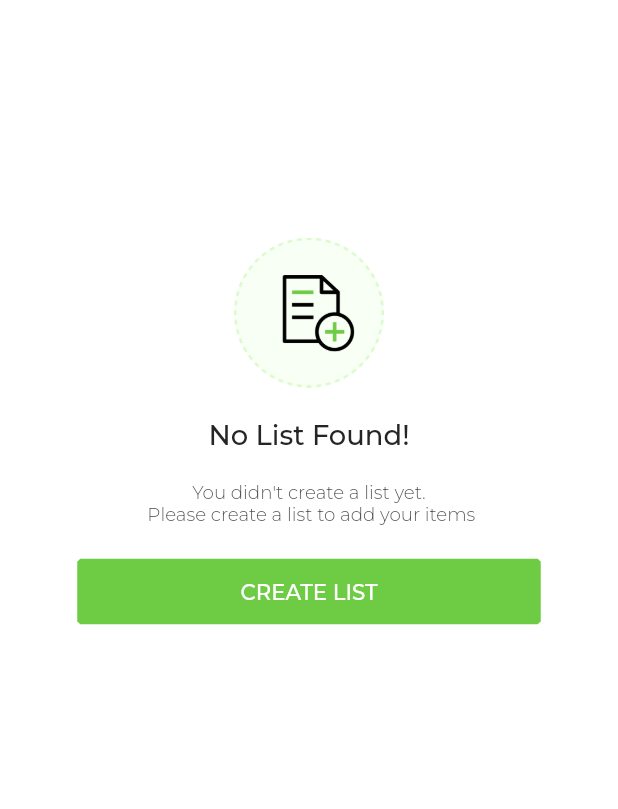
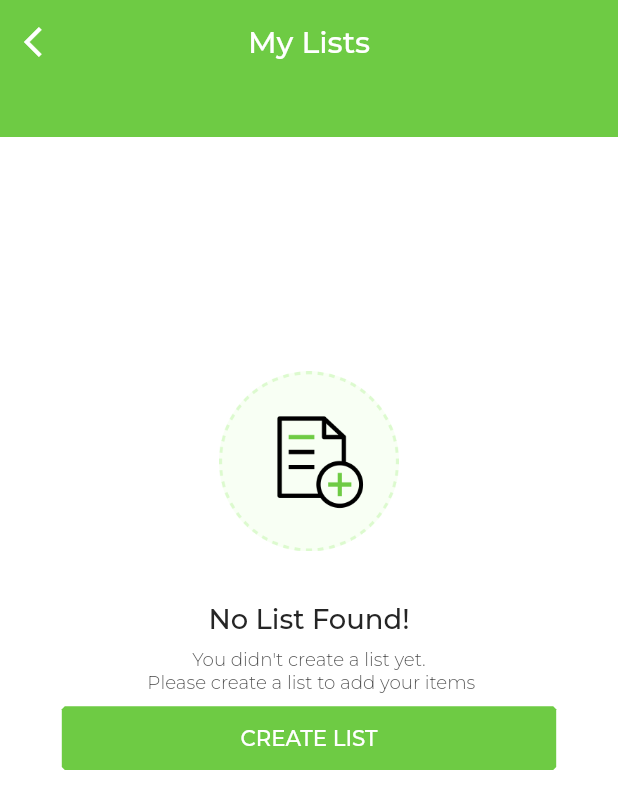
Before and after one commit to ishaque-mobikasa/trueBilddit, a Flutter app: the MyListEmptyWidget widget shown alone on an empty page, opened directly, on a phone screen of 412 x 824 dp. Shown: the top 809 px of the screen. Run offline on Flutter 3.47's test engine with Material 2 defaults, Android fonts, the phone set to English and light mode, and no system bars; our stand-ins replace custom_navigation_bar, flutter_screenutil, flutter_slidable, get, google_fonts, image_picker; key blocks and very long unbroken strings in the code were emptied for the run.

Commit message:
done revisit,changes to be made

```diff
--- a/lib/presentation/pages/dash_board/controllers_binding/dash_board_controller.dart
+++ b/lib/presentation/pages/dash_board/controllers_binding/dash_board_controller.dart
@@ -1,8 +1,8 @@
 import 'package:flutter/material.dart';
 import 'package:get/get.dart';
 import 'package:truebildit/app/utils/app_paintings.dart';
-import 'package:truebildit/presentation/pages/address/add_address_page/add_address_view.dart';
 import 'package:truebildit/presentation/pages/home/home_view.dart';
+import 'package:truebildit/presentation/pages/orders/order_history/order_history_view.dart';
 import 'package:truebildit/presentation/pages/search_results/search_result_view.dart';
 import 'package:truebildit/presentation/pages/sub_category_listing/sub_category_view.dart';
 
@@ -13,7 +13,7 @@ class DashBoardController extends GetxController {
     const HomeView(),
     const SubCategoryView(),
     const SearchResultsView(),
-    const AddNewAddressView()
+    const OrderHistoryView()
   ];
   Color getScaffoldColor() => _scaffoldBackground.value;
 
@@ -21,7 +21,7 @@ class DashBoardController extends GetxController {
   setIndex(index) {
     if (index != selectedIndex.value) {
       selectedIndex.value = index;
-      setWhiteBackground = AppPaintings.kWhite;
+      setWhiteBackground = AppPaintings.scaffoldBackgroundDimmed;
     } else {
       return;
     }
--- a/lib/presentation/pages/my_account/widgets/my_account_item.dart
+++ b/lib/presentation/pages/my_account/widgets/my_account_item.dart
@@ -53,7 +53,7 @@ class MyaccountItem extends StatelessWidget {
               Flexible(
                 child: Icon(
                   Icons.arrow_forward_ios,
-                  size: 14,
+                  size: 14.sp,
                   color: AppPaintings.themeLightBlack,
                 ),
               )
--- a/lib/presentation/pages/my_list/all_lists_view/widgets/my_list_empty_view.dart
+++ b/lib/presentation/pages/my_list/all_lists_view/widgets/my_list_empty_view.dart
@@ -1,7 +1,9 @@
 import 'package:flutter/material.dart';
+import 'package:flutter_screenutil/flutter_screenutil.dart';
 import 'package:get/get.dart';
 import 'package:truebildit/app/utils/app_paintings.dart';
 import 'package:truebildit/app/utils/strings.dart';
+import 'package:truebildit/presentation/common_widgets/custom_app_bar.dart';
 import 'package:truebildit/presentation/common_widgets/long_button.dart';
 import 'package:truebildit/presentation/pages/my_list/all_lists_view/controllers_bindings/my_list_controller.dart';
 
@@ -14,28 +16,33 @@ class MyListEmptyWidget extends GetView<MyListController> {
   Widget build(BuildContext context) {
     return SizedBox(
         width: Get.width,
-        height: Get.height * 0.7,
         child: Column(
-          mainAxisAlignment: MainAxisAlignment.center,
           children: [
+            const CustomAppBar(
+              title: "My Lists",
+            ),
+            SizedBox(
+              height: 154.h,
+            ),
             Image.asset(
               AssetStrings.emptyList,
-              height: 100,
-              width: 100,
+              height: 120,
+              width: 120,
             ),
-            const SizedBox(
-              height: 20,
+            SizedBox(
+              height: 33.h,
             ),
             Text(
               "No List Found!",
               style: AppPaintings.customLargeText
                   .copyWith(fontWeight: FontWeight.w500),
             ),
-            const SizedBox(
-              height: 20,
+            SizedBox(
+              height: 9.h,
             ),
             SizedBox(
-              width: Get.width * 0.8,
+              width: 300.w,
+              height: 38.h,
               child: Text(
                 AppStrings.didntCreateList,
                 style: AppPaintings.customSmallText,
@@ -43,15 +50,16 @@ class MyListEmptyWidget extends GetView<MyListController> {
                 textAlign: TextAlign.center,
               ),
             ),
-            const SizedBox(
-              height: 20,
-            ),
-            LongButton(
-                buttonType: ButtonType.elevatedButton,
-                buttonText: "CREATE LIST",
-                onPressed: () {
-                  Get.bottomSheet(const AddNewWishListModal());
-                })
+            SizedBox(
+              width: 300.w,
+              height: 42.h,
+              child: LongButton(
+                  buttonType: ButtonType.elevatedButton,
+                  buttonText: "CREATE LIST",
+                  onPressed: () {
+                    Get.bottomSheet(const AddNewWishListModal());
+                  }),
+            )
           ],
         ));
   }
```
Also changed, not shown: lib/presentation/pages/my_list/all_lists_view/my_list_view.dart (+15 -31 lines), lib/presentation/pages/my_list/all_lists_view/widgets/add_list_modal.dart (+14 -22 lines), lib/presentation/pages/my_list/selected_list_contents/selected_list_view.dart (+15 -7 lines), lib/presentation/pages/orders/order_history/order_history_view.dart (+24 -6 lines), lib/presentation/pages/orders/order_history/widgets/order_history_card.dart (+46 -43 lines).
